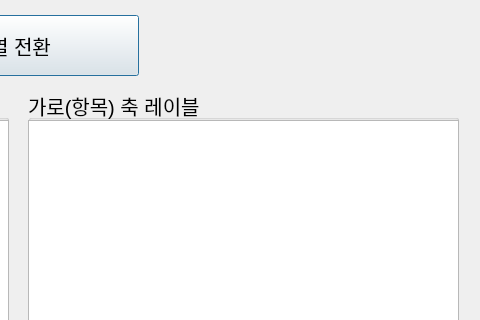
Before: the Qt Designer form semi_project/Design/2_second_option.ui in koreanbulbasaur/Project, drawn with Qt 5; both pictures show x 442 to 922 and y 0 to 320 of the 922 by 437 pixel window.
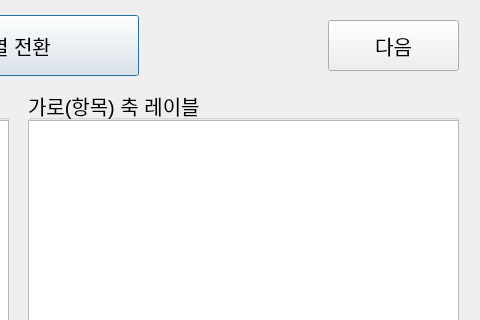
After: the same form once the commit is applied.

Diff of the .ui file:
```diff
--- a/semi_project/Design/2_second_option.ui
+++ b/semi_project/Design/2_second_option.ui
@@ -87,6 +87,24 @@
     </property>
    </widget>
   </widget>
+  <widget class="QPushButton" name="second_next_btn">
+   <property name="geometry">
+    <rect>
+     <x>770</x>
+     <y>20</y>
+     <width>131</width>
+     <height>51</height>
+    </rect>
+   </property>
+   <property name="font">
+    <font>
+     <pointsize>15</pointsize>
+    </font>
+   </property>
+   <property name="text">
+    <string>다음</string>
+   </property>
+  </widget>
  </widget>
  <resources/>
  <connections/>
```
